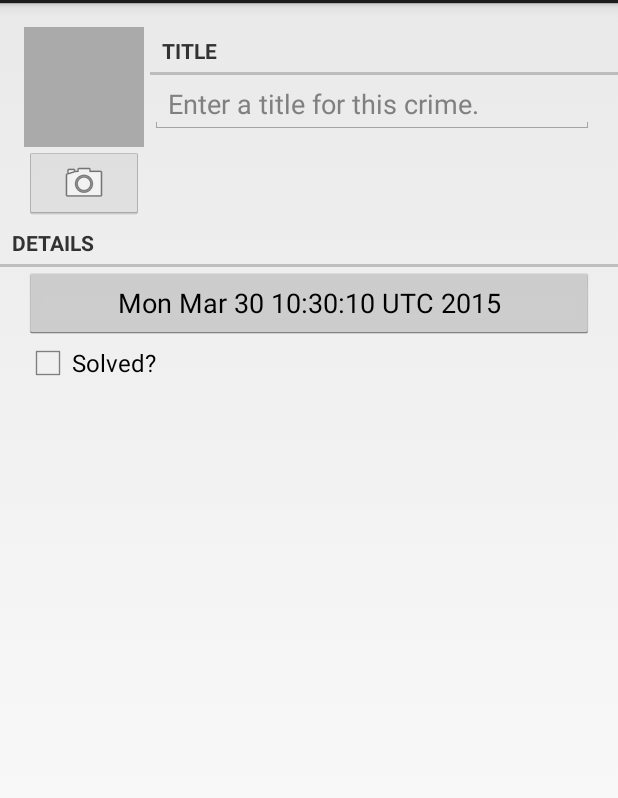
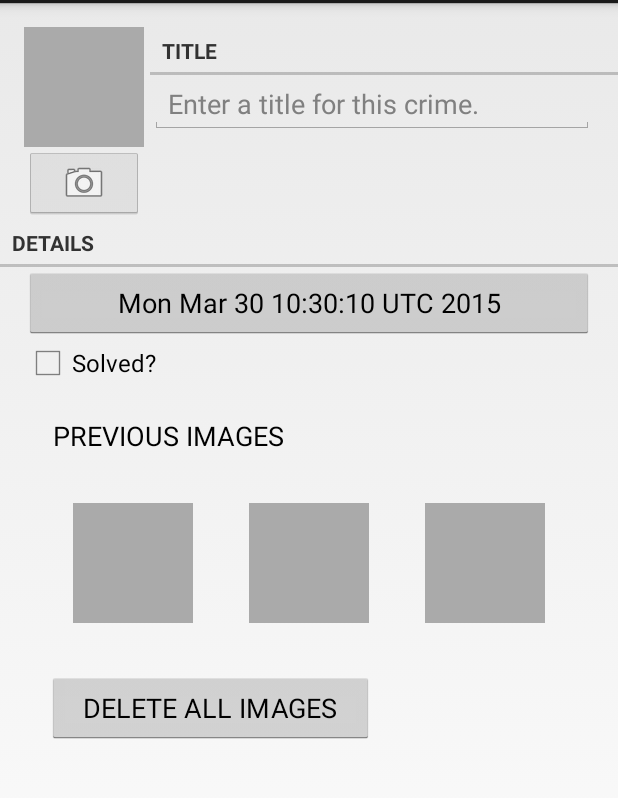
Before and after one commit to Robrowski/GeoSnap, an Android app: the screen it shows after launch (CrimeActivity), after a tap on "New Crime", on a phone screen of 412 x 824 dp, the part 69-867 px from its top. Run offline under Robolectric (Android 15) with nearby library versions, the phone set to English and light mode, and no system bars.

Commit message:
updated GUI elements
XML for portrait is all set.

click listeners placed on the new image buttons

```diff
--- a/Project2-Camera/app/src/main/java/com/bignerdranch/android/criminalintent/CrimeFragment.java
+++ b/Project2-Camera/app/src/main/java/com/bignerdranch/android/criminalintent/CrimeFragment.java
@@ -1,7 +1,4 @@
 package com.bignerdranch.android.criminalintent;
-
-import java.util.Date;
-import java.util.UUID;
 
 import android.annotation.TargetApi;
 import android.app.Activity;
@@ -27,6 +24,9 @@ import android.widget.EditText;
 import android.widget.ImageButton;
 import android.widget.ImageView;
 
+import java.util.Date;
+import java.util.UUID;
+
 public class CrimeFragment extends Fragment {
     public static final String EXTRA_CRIME_ID = "criminalintent.CRIME_ID";
     private static final String DIALOG_DATE = "date";
@@ -39,7 +39,8 @@ public class CrimeFragment extends Fragment {
     Button mDateButton;
     CheckBox mSolvedCheckBox;
     ImageButton mPhotoButton;
-    ImageView mPhotoView;
+    ImageView mPhotoView, mPhotoView2, mPhotoView3, mPhotoView4;
+    int next_view = 1;
 
     public static CrimeFragment newInstance(UUID crimeId) {
         Bundle args = new Bundle();
@@ -129,7 +130,24 @@ public class CrimeFragment extends Fragment {
         }
 
         mPhotoView = (ImageView)v.findViewById(R.id.crime_imageView);
-        mPhotoView.setOnClickListener(new View.OnClickListener() {
+        mPhotoView.setOnClickListener(new PhotoViewClickListener());
+
+        mPhotoView2 = (ImageView)v.findViewById(R.id.crime_imageView2);
+        mPhotoView2.setOnClickListener(new PhotoViewClickListener());
+
+        mPhotoView3 = (ImageView)v.findViewById(R.id.crime_imageView3);
+        mPhotoView3.setOnClickListener(new PhotoViewClickListener());
+
+        mPhotoView4 = (ImageView)v.findViewById(R.id.crime_imageView4);
+        mPhotoView4.setOnClickListener(new PhotoViewClickListener());
+        return v;
+    }
+
+    /**
+     * An implementation of a click listener to handle what happens when
+     * a photo is clicked
+     */
+    class PhotoViewClickListener implements View.OnClickListener {
         public void onClick(View v) {
             Photo p = mCrime.getPhoto();
             if (p == null)
@@ -142,10 +160,6 @@ public class CrimeFragment extends Fragment {
             ImageFragment.createInstance(path)
                     .show(fm, DIALOG_IMAGE);
         }
-        });
-
-
-        return v;
     }
 
     private void showPhoto() {
--- a/Project2-Camera/app/src/main/res/layout/fragment_crime.xml
+++ b/Project2-Camera/app/src/main/res/layout/fragment_crime.xml
@@ -1,9 +1,9 @@
 <?xml version="1.0" encoding="utf-8"?>
 <LinearLayout xmlns:android="http://schemas.android.com/apk/res/android"
   android:layout_width="match_parent"
-  android:layout_height="wrap_content"
+  android:layout_height="match_parent"
   android:orientation="vertical"
-  >
+    android:weightSum="1">
   <LinearLayout
     android:layout_width="fill_parent"
     android:layout_height="wrap_content"
@@ -67,4 +67,50 @@
     android:layout_marginRight="16dp"
     android:text="@string/crime_solved_label"
     />
+
+    <TextView
+        android:layout_width="wrap_content"
+        android:layout_height="wrap_content"
+        android:textAppearance="?android:attr/textAppearanceMedium"
+        android:text="PREVIOUS IMAGES"
+        android:id="@+id/textView"
+        android:layout_marginLeft="35dp"
+        android:layout_marginTop="20dp" />
+
+    <LinearLayout
+        android:orientation="horizontal"
+        android:layout_width="match_parent"
+        android:layout_height="wrap_content"
+        android:layout_weight="0.19"
+        android:layout_gravity="center"
+        android:gravity="center_vertical|center_horizontal">
+        <ImageView android:id="@+id/crime_imageView2"
+            android:layout_width="80dp"
+            android:layout_height="80dp"
+            android:scaleType="centerInside"
+            android:background="@android:color/darker_gray"
+            android:cropToPadding="true"/>
+        <ImageView android:id="@+id/crime_imageView3"
+            android:layout_width="80dp"
+            android:layout_height="80dp"
+            android:scaleType="centerInside"
+            android:background="@android:color/darker_gray"
+            android:cropToPadding="true"
+            android:layout_marginLeft="37dp"
+            android:layout_marginRight="37dp" />
+        <ImageView android:id="@+id/crime_imageView4"
+            android:layout_width="80dp"
+            android:layout_height="80dp"
+            android:scaleType="centerInside"
+            android:background="@android:color/darker_gray"
+            android:cropToPadding="true"/>
+        </LinearLayout>
+
+    <Button
+        android:layout_width="218dp"
+        android:layout_height="wrap_content"
+        android:text="DELETE ALL IMAGES"
+        android:id="@+id/button"
+        android:layout_marginLeft="31dp" />
+
 </LinearLayout>
```
Lines whose indentation alone changed are shown as unchanged.
